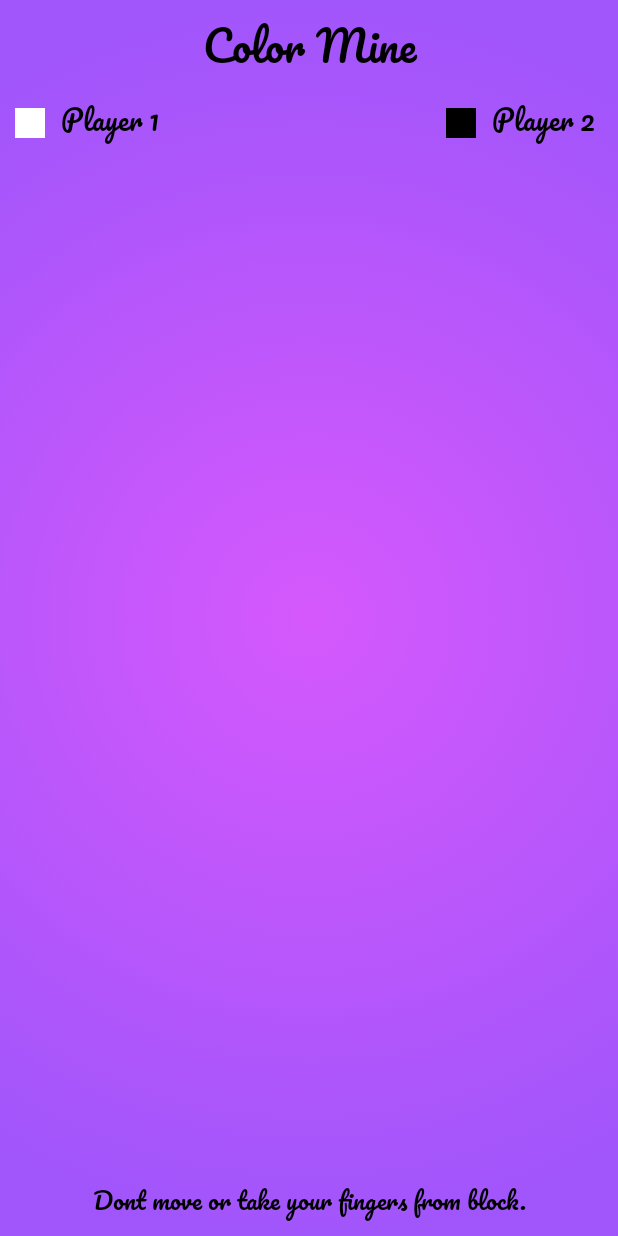
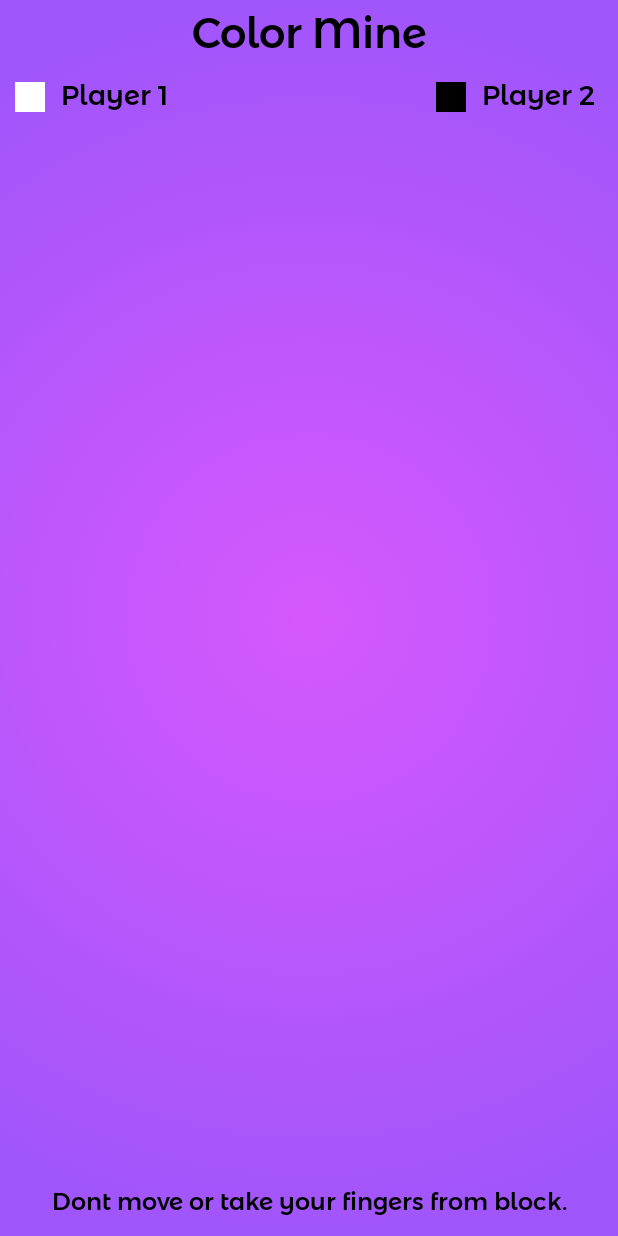
Before and after one commit to prakashbalab24/finger-dance, an Android app: the PlayGroundFragment screen opened directly, with no data from a screen before it, on a phone screen of 412 x 824 dp. Run offline under Robolectric (Android 15) with nearby library versions, the phone set to English and light mode, and no system bars; 1 statement that could not run was skipped.

Commit message:
font changed, Ui tuned

```diff
--- a/app/build.gradle
+++ b/app/build.gradle
@@ -24,6 +24,7 @@ dependencies {
     androidTestCompile('com.android.support.test.espresso:espresso-core:2.2.2', {
         exclude group: 'com.android.support', module: 'support-annotations'
     })
+    compile 'com.android.support:cardview-v7:25.1.1'
     compile 'com.android.support:appcompat-v7:25.1.1'
     compile 'com.android.support:support-v4:25.1.1'
     compile 'com.android.support:design:25.1.1'
--- a/app/src/main/java/com/finger/dance/activities/ScoreBoard.java
+++ b/app/src/main/java/com/finger/dance/activities/ScoreBoard.java
@@ -15,7 +15,7 @@ import com.finger.dance.component.ui.RadialGradientView;
 import com.finger.dance.utils.ColorGradient;
 
 public class ScoreBoard extends AppCompatActivity {
-    private Button playAgain,calibrate;
+    private TextView playAgain,calibrate;
     private TextView winner;
     private RadialGradientView gradientView;
 
@@ -36,8 +36,8 @@ public class ScoreBoard extends AppCompatActivity {
         gradientView = (RadialGradientView) findViewById(R.id.background);
 
         ColorGradient.changeBackground(gradientView,this);
-        playAgain = (Button) findViewById(R.id.playagainBut);
-        calibrate = (Button) findViewById(R.id.calibrateBut);
+        playAgain = (TextView) findViewById(R.id.playagainBut);
+        calibrate = (TextView) findViewById(R.id.calibrateBut);
         winner = (TextView) findViewById(R.id.winnerTv);
         Intent intent = getIntent();
         String winnerString = intent.getStringExtra("winner");
--- a/app/src/main/java/com/finger/dance/adapters/TileAdapter.java
+++ b/app/src/main/java/com/finger/dance/adapters/TileAdapter.java
@@ -7,6 +7,7 @@ import android.content.Intent;
 import android.graphics.drawable.ColorDrawable;
 import android.os.Build;
 import android.os.Handler;
+import android.support.v7.widget.CardView;
 import android.support.v7.widget.RecyclerView;
 import android.util.Log;
 import android.view.LayoutInflater;
@@ -47,10 +48,12 @@ public class TileAdapter extends RecyclerView.Adapter<TileAdapter.MyViewHolder>
     public class MyViewHolder extends RecyclerView.ViewHolder {
 
         public Button tileView;
+        public CardView cardView;
         public MyViewHolder(View view) {
             super(view);
 
             tileView = (Button) view.findViewById(R.id.tileView);
+            cardView = (CardView) view.findViewById(R.id.cardView);
         }
     }
 
--- a/app/src/main/java/com/finger/dance/component/ui/CustomTextView.java
+++ b/app/src/main/java/com/finger/dance/component/ui/CustomTextView.java
@@ -22,7 +22,7 @@ public class CustomTextView extends TextView {
     }
 
     private void setCustomFont() {
-        Typeface typeface = Typeface.createFromAsset(getContext().getAssets(), "font/Pacifico-Regular.ttf");
+        Typeface typeface = Typeface.createFromAsset(getContext().getAssets(), "font/MontserratAlternates-Medium.ttf");
         setTypeface(typeface);
     }
 }
--- a/app/src/main/java/com/finger/dance/data/TileColorData.java
+++ b/app/src/main/java/com/finger/dance/data/TileColorData.java
@@ -15,17 +15,31 @@ import java.util.List;
  */
 
 public class TileColorData {
-    int color[] = {R.color.colorAccent,
+    int color[] = {R.color.color10,
             R.color.color1,
             R.color.color2,
             R.color.color3,
             R.color.color4,
             R.color.color5,
-            R.color.color6,
+           R.color.color6,
             R.color.color7,
             R.color.color8,
             R.color.color9,
-            R.color.color10,};
+    R.color.color10,R.color.color11,R.color.color12,
+            R.color.color13,
+            R.color.color14,
+            R.color.color15,
+            R.color.color16,
+            R.color.color17,
+            R.color.color18,
+            R.color.color19,
+            R.color.color20,
+            R.color.color21,
+            R.color.color22,
+            R.color.color23,
+            R.color.color24,
+            R.color.color25,
+            R.color.color26};
     int randomColor;
     public TileColorData(List<TileModel> tileModelList, TileAdapter adapter, Context context,int level) {
 
@@ -34,7 +48,7 @@ public class TileColorData {
         TileModel offerModel;
 
         for (int i =1;i<=(level*level);i++){
-            randomColor = GeneralUtils.randInt(0,10);
+            randomColor = GeneralUtils.randInt(0,25);
             offerModel = new TileModel(context.getResources().getColor(color[randomColor]));
             tileModelList.add(offerModel);
 
--- a/app/src/main/res/layout/activity_select_level.xml
+++ b/app/src/main/res/layout/activity_select_level.xml
@@ -19,7 +19,7 @@
 
     <Button
         android:layout_centerInParent="true"
-        android:background="@color/color8"
+        android:background="@color/color1"
         android:text="@string/easy"
         android:layout_margin="@dimen/butmargin"
         android:layout_width="100dp"
--- a/app/src/main/res/layout/activity_splash_screen.xml
+++ b/app/src/main/res/layout/activity_splash_screen.xml
@@ -5,7 +5,6 @@
     android:id="@+id/activity_splash_screen"
     android:layout_width="match_parent"
     android:layout_height="match_parent"
-    android:background="@color/color8"
     tools:context="com.finger.dance.activities.SplashScreen">
     <com.finger.dance.component.ui.RadialGradientView
         android:id="@+id/background"
--- a/app/src/main/res/values/colors.xml
+++ b/app/src/main/res/values/colors.xml
@@ -5,16 +5,32 @@
     <color name="colorAccent">#FF4081</color>
 
 
-    <color name="color1">#FF5722</color>
-    <color name="color2">#2196F3</color>
-    <color name="color3">#00897B</color>
-    <color name="color4">#9C27B0</color>
-    <color name="color5">#4CAF50</color>
-    <color name="color6">#FFEB3B</color>
-    <color name="color7">#f44336</color>
-    <color name="color8">#673AB7</color>
-    <color name="color9">#CDDC39</color>
-    <color name="color10">#607D8B</color>
+    <color name="color1">#ff1744</color>
+    <color name="color2">#F50057</color>
+    <color name="color3">#D500F9</color>
+    <color name="color4">#651FFF</color>
+    <color name="color5">#3D5AFE</color>
+    <color name="color6">#2979FF</color>
+    <color name="color7">#00B0FF</color>
+    <color name="color8">#00E5FF</color>
+    <color name="color9">#1DE9B6</color>
+    <color name="color10">#00E676</color>
+    <color name="color11">#76FF03</color>
+    <color name="color12">#C6FF00</color>
+    <color name="color13">#FFEA00</color>
+    <color name="color14">#FFC400</color>
+    <color name="color15">#FF9100</color>
+    <color name="color16">#FF3D00</color>
+    <color name="color17">#d50000</color>
+    <color name="color18">#C51162</color>
+    <color name="color19">#AA00FF</color>
+    <color name="color20">#6200EA</color>
+    <color name="color21">#304FFE</color>
+    <color name="color22">#00BFA5</color>
+    <color name="color23">#AEEA00</color>
+    <color name="color24">#FFAB00</color>
+    <color name="color25">#37474F</color>
+    <color name="color26">#FBC02D</color>
 
     <color name="black">#000000</color>
     <color name="white">#FFFFFF</color>
--- a/app/src/main/res/values/dimens.xml
+++ b/app/src/main/res/values/dimens.xml
@@ -6,4 +6,5 @@
     <dimen name="cardsizebig">80dp</dimen>
     <dimen name="cardsizemedium">60dp</dimen>
     <dimen name="cardsizesmall">40dp</dimen>
+    <dimen name="box_round_size">20dp</dimen>
 </resources>
--- a/build.gradle
+++ b/build.gradle
@@ -5,7 +5,7 @@ buildscript {
         jcenter()
     }
     dependencies {
-        classpath 'com.android.tools.build:gradle:2.2.3'
+        classpath 'com.android.tools.build:gradle:2.3.0'
 
         // NOTE: Do not place your application dependencies here; they belong
         // in the individual module build.gradle files
```
Also changed, not shown: app/src/main/java/com/finger/dance/fragments/PlayGroundFragment.java (+32 -0 lines), app/src/main/java/com/finger/dance/utils/GeneralUtils.java (+5 -5 lines), app/src/main/res/drawable/cust_but.xml (added, +13 -0 lines), app/src/main/res/layout/activity_score_board.xml (+16 -8 lines), app/src/main/res/layout/tile_layout.xml (+13 -4 lines), app/src/main/assets/font/MontserratAlternates-ExtraLight.ttf (added), app/src/main/assets/font/MontserratAlternates-Medium.ttf (added), app/src/main/assets/font/Pacifico-Regular.ttf (deleted), gradle/wrapper/gradle-wrapper.properties.
